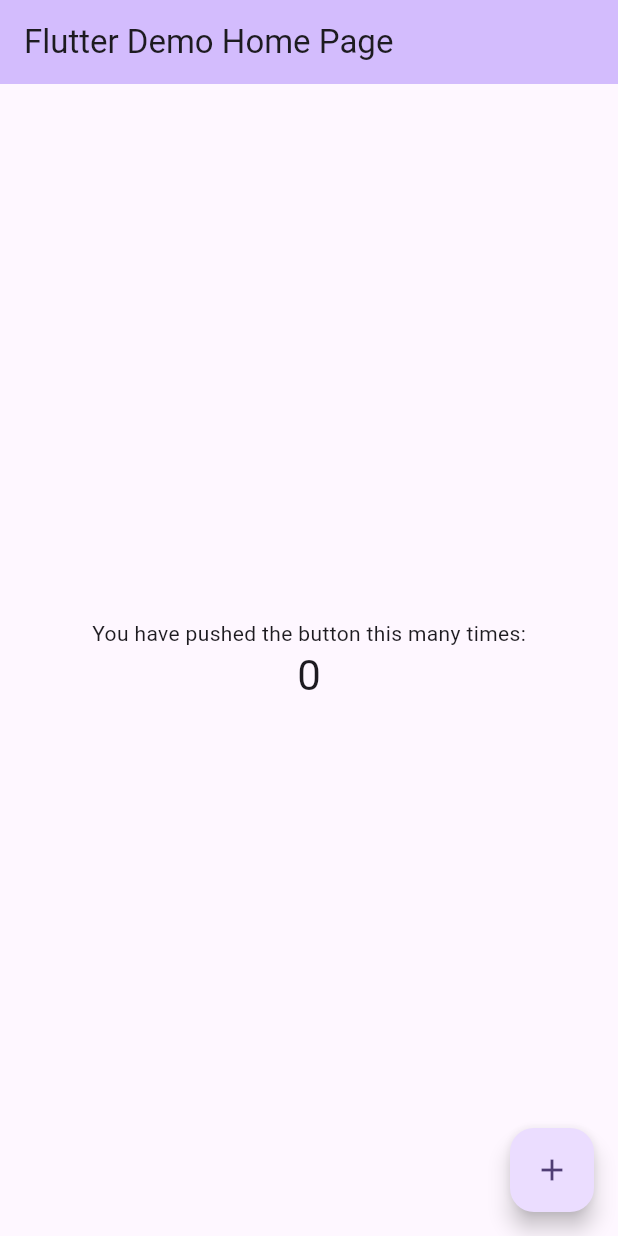
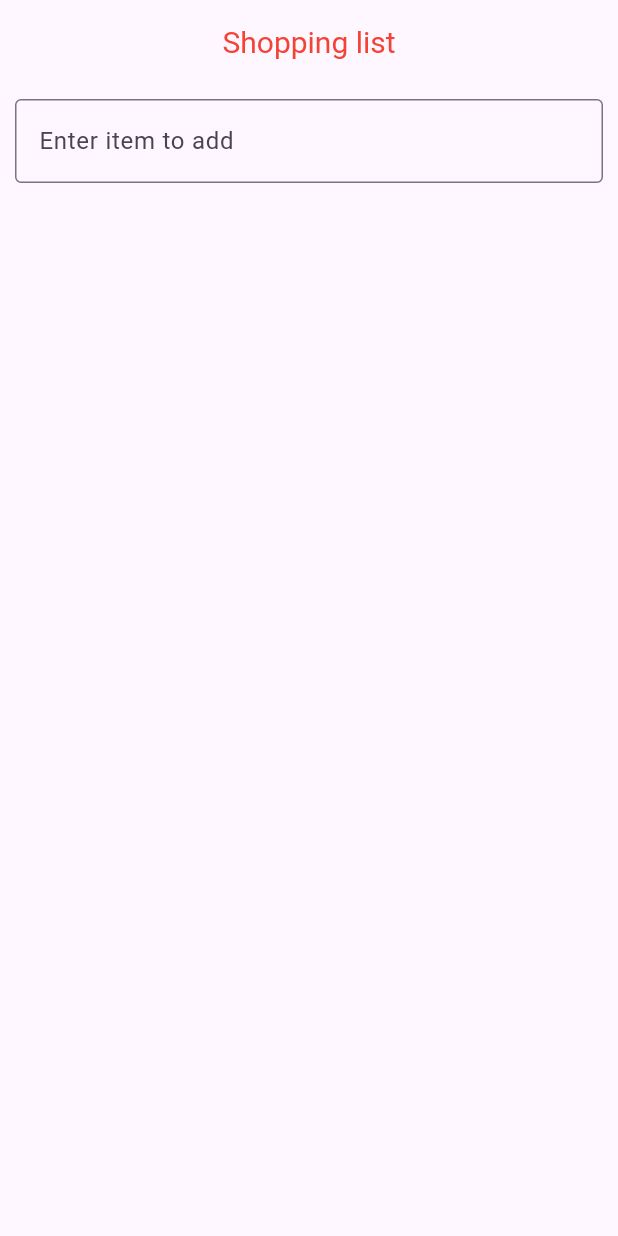
Before and after one commit to Majok-Bol/item_tracker, a Flutter app: the screen it shows after launch, on a phone screen of 412 x 824 dp. Run offline on Flutter 3.47's test engine with Material 3 defaults, Android fonts, the phone set to English and light mode, and no system bars.

Commit message:
added text field

```diff
--- a/lib/main.dart
+++ b/lib/main.dart
@@ -1,122 +1,63 @@
 import 'package:flutter/material.dart';
 
-void main() {
-  runApp(const MyApp());
-}
+void main() => runApp(MyApp());
 
 class MyApp extends StatelessWidget {
-  const MyApp({super.key});
-
-  // This widget is the root of your application.
   @override
   Widget build(BuildContext context) {
-    return MaterialApp(
-      title: 'Flutter Demo',
-      theme: ThemeData(
-        // This is the theme of your application.
-        //
-        // TRY THIS: Try running your application with "flutter run". You'll see
-        // the application has a purple toolbar. Then, without quitting the app,
-        // try changing the seedColor in the colorScheme below to Colors.green
-        // and then invoke "hot reload" (save your changes or press the "hot
-        // reload" button in a Flutter-supported IDE, or press "r" if you used
-        // the command line to start the app).
-        //
-        // Notice that the counter didn't reset back to zero; the application
-        // state is not lost during the reload. To reset the state, use hot
-        // restart instead.
-        //
-        // This works for code too, not just values: Most code changes can be
-        // tested with just a hot reload.
-        colorScheme: ColorScheme.fromSeed(seedColor: Colors.deepPurple),
-      ),
-      home: const MyHomePage(title: 'Flutter Demo Home Page'),
-    );
+    return MaterialApp(home: ShoppingList());
   }
 }
 
-class MyHomePage extends StatefulWidget {
-  const MyHomePage({super.key, required this.title});
-
-  // This widget is the home page of your application. It is stateful, meaning
-  // that it has a State object (defined below) that contains fields that affect
-  // how it looks.
-
-  // This class is the configuration for the state. It holds the values (in this
-  // case the title) provided by the parent (in this case the App widget) and
-  // used by the build method of the State. Fields in a Widget subclass are
-  // always marked "final".
-
-  final String title;
-
+class ShoppingList extends StatefulWidget {
   @override
-  State<MyHomePage> createState() => _MyHomePageState();
+  ShoppingListState createState() => ShoppingListState();
 }
 
-class _MyHomePageState extends State<MyHomePage> {
-  int _counter = 0;
+class ShoppingListState extends State<ShoppingList> {
+  final List<String> itemsToAdd = [];
+  final TextEditingController itemsController = TextEditingController();
 
-  void _incrementCounter() {
+  void addItem() {
     setState(() {
-      // This call to setState tells the Flutter framework that something has
-      // changed in this State, which causes it to rerun the build method below
-      // so that the display can reflect the updated values. If we changed
-      // _counter without calling setState(), then the build method would not be
-      // called again, and so nothing would appear to happen.
-      _counter++;
+      if (itemsController.text.isNotEmpty) {
+        itemsToAdd.add(itemsController.text);
+        itemsController.clear();
+      }
     });
   }
 
   @override
   Widget build(BuildContext context) {
-    // This method is rerun every time setState is called, for instance as done
-    // by the _incrementCounter method above.
-    //
-    // The Flutter framework has been optimized to make rerunning build methods
-    // fast, so that you can just rebuild anything that needs updating rather
-    // than having to individually change instances of widgets.
     return Scaffold(
       appBar: AppBar(
-        // TRY THIS: Try changing the color here to a specific color (to
-        // Colors.amber, perhaps?) and trigger a hot reload to see the AppBar
-        // change color while the other colors stay the same.
-        backgroundColor: Theme.of(context).colorScheme.inversePrimary,
-        // Here we take the value from the MyHomePage object that was created by
-        // the App.build method, and use it to set our appbar title.
-        title: Text(widget.title),
+        title: Text(
+          'Shopping list',
+          style: TextStyle(color: Colors.red, fontSize: 20),
+        ),
+        centerTitle: true,
       ),
-      body: Center(
-        // Center is a layout widget. It takes a single child and positions it
-        // in the middle of the parent.
-        child: Column(
-          // Column is also a layout widget. It takes a list of children and
-          // arranges them vertically. By default, it sizes itself to fit its
-          // children horizontally, and tries to be as tall as its parent.
-          //
-          // Column has various properties to control how it sizes itself and
-          // how it positions its children. Here we use mainAxisAlignment to
-          // center the children vertically; the main axis here is the vertical
-          // axis because Columns are vertical (the cross axis would be
-          // horizontal).
-          //
-          // TRY THIS: Invoke "debug painting" (choose the "Toggle Debug Paint"
-          // action in the IDE, or press "p" in the console), to see the
-          // wireframe for each widget.
-          mainAxisAlignment: MainAxisAlignment.center,
-          children: <Widget>[
-            const Text('You have pushed the button this many times:'),
-            Text(
-              '$_counter',
-              style: Theme.of(context).textTheme.headlineMedium,
+      body: Column(
+        children: [
+          Padding(
+            padding: EdgeInsets.all(10),
+
+            child: Row(
+              children: [
+                Expanded(
+                  child: TextField(
+                    controller: itemsController,
+                    decoration: InputDecoration(
+                      hintText: 'Enter item to add',
+                      border: OutlineInputBorder(),
+                    ),
+                  ),
+                ),
+              ],
             ),
-          ],
-        ),
+          ),
+        ],
       ),
-      floatingActionButton: FloatingActionButton(
-        onPressed: _incrementCounter,
-        tooltip: 'Increment',
-        child: const Icon(Icons.add),
-      ), // This trailing comma makes auto-formatting nicer for build methods.
     );
   }
 }
```
